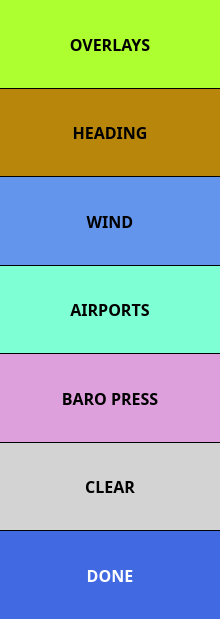
Above: ui/BugSelector.ui from UnexplodedMinds/Stratofier before the change. Below: the same form after it.
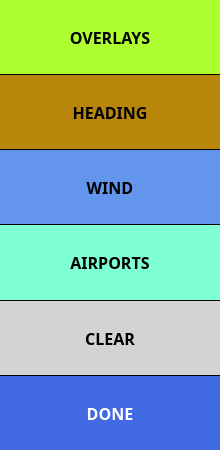
That is the form after the change.

The edit to the form file:
```diff
--- a/ui/BugSelector.ui
+++ b/ui/BugSelector.ui
@@ -7,7 +7,7 @@
     <x>0</x>
     <y>0</y>
     <width>220</width>
-    <height>619</height>
+    <height>450</height>
    </rect>
   </property>
   <property name="sizePolicy">
@@ -327,56 +327,6 @@
      </property>
     </widget>
    </item>
-   <item>
-    <widget class="QPushButton" name="m_pBaroPressButton">
-     <property name="sizePolicy">
-      <sizepolicy hsizetype="MinimumExpanding" vsizetype="MinimumExpanding">
-       <horstretch>0</horstretch>
-       <verstretch>0</verstretch>
-      </sizepolicy>
-     </property>
-     <property name="font">
-      <font>
-       <family>Droid Sans</family>
-       <pointsize>12</pointsize>
-       <weight>75</weight>
-       <bold>true</bold>
-      </font>
-     </property>
-     <property name="autoFillBackground">
-      <bool>false</bool>
-     </property>
-     <property name="styleSheet">
-      <string notr="true">QPushButton
-{
-	border: none;
-	color: black;
-	background-color: Plum;
-	margin: 0px;
-}
-QPushButton::pressed
-{
-	border: none;
-	color: black;
-	background-color: Lavender;
-	margin: 0px;
-}
-</string>
-     </property>
-     <property name="text">
-      <string>BARO PRESS</string>
-     </property>
-     <property name="iconSize">
-      <size>
-       <width>32</width>
-       <height>32</height>
-      </size>
-     </property>
-     <property name="autoDefault">
-      <bool>false</bool>
-     </property>
-    </widget>
-   </item>
    <item>
     <widget class="QPushButton" name="m_pClearButton">
      <property name="sizePolicy">
```
